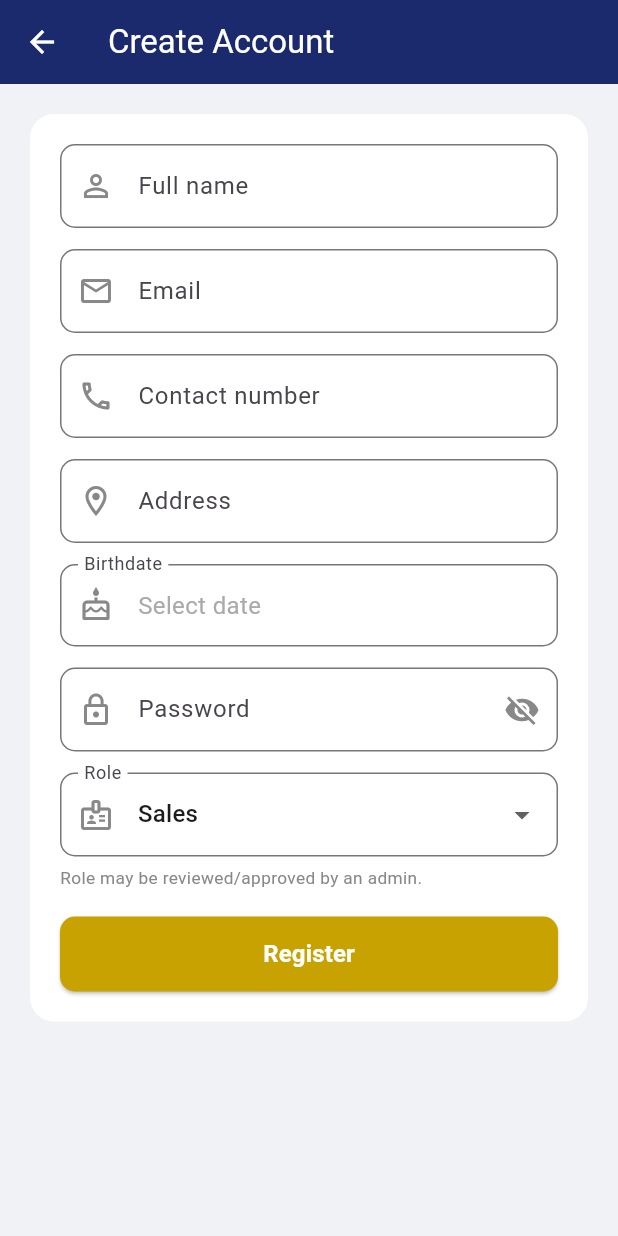
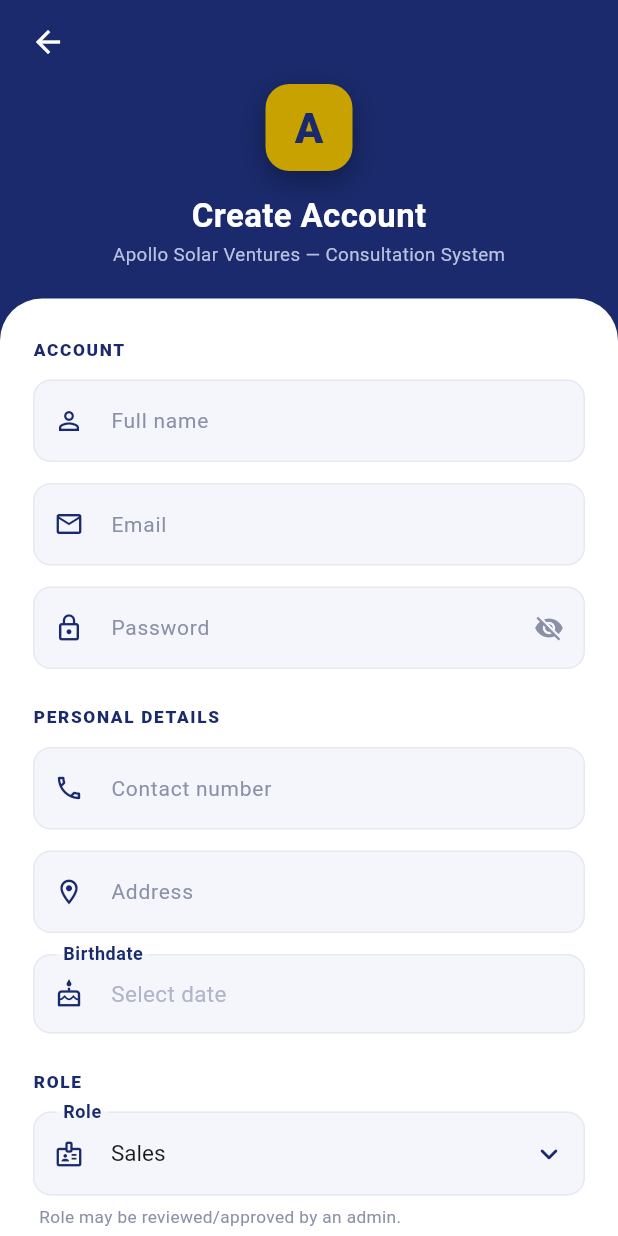
Before and after one commit to Dyle-Amby/apollo_solar_consultation_app, a Flutter app: the RegisterScreen screen opened directly, on a phone screen of 412 x 824 dp. Run offline on Flutter 3.47's test engine with Material 3 defaults, Android fonts, the phone set to English and light mode, and no system bars; our stand-ins replace file_picker, flutter_image_compress, flutter_map, geolocator, image_picker, latlong2 and 2 more.

Commit message:
feat: Add forgot password navigation and enhance registration form styling

```diff
--- a/lib/screens/auth/login.dart
+++ b/lib/screens/auth/login.dart
@@ -1,6 +1,9 @@
 import 'package:flutter/material.dart';
 import 'package:apollo_solar_consultation_app/services/auth_service.dart';
 import 'package:apollo_solar_consultation_app/screens/auth/registration.dart';
+// ⚠️ If your forgot-password file/class is named differently, fix THIS line and
+// the class name in _goForgot() below to match (e.g. ForgotPassScreen).
+import 'package:apollo_solar_consultation_app/screens/auth/forgot_pass.dart';
 import 'package:apollo_solar_consultation_app/screens/home/dashboard.dart';
 
 const _navy = Color(0xFF1A2A6C);
@@ -60,6 +63,13 @@
     );
   }
 
+  void _goForgot() {
+    Navigator.of(context).push(
+      // ⚠️ Match this class name to whatever forgot_pass.dart actually exports.
+      MaterialPageRoute(builder: (_) => const ForgotPasswordScreen()),
+    );
+  }
+
   @override
   Widget build(BuildContext context) {
     return Scaffold(
@@ -98,6 +108,19 @@
                             icon: Icon(_obscure ? Icons.visibility_off : Icons.visibility, color: _grey),
                             onPressed: () => setState(() => _obscure = !_obscure),
                           )),
+                      Align(
+                        alignment: Alignment.centerRight,
+                        child: TextButton(
+                          style: TextButton.styleFrom(
+                            padding: const EdgeInsets.symmetric(horizontal: 4),
+                            minimumSize: const Size(0, 34),
+                            tapTargetSize: MaterialTapTargetSize.shrinkWrap,
+                          ),
+                          onPressed: _busy ? null : _goForgot,
+                          child: const Text('Forgot password?',
+                              style: TextStyle(color: _navy, fontSize: 13, fontWeight: FontWeight.w600)),
+                        ),
+                      ),
                       if (_error.isNotEmpty) ...[
                         const SizedBox(height: 12),
                         Text(_error, style: const TextStyle(color: Color(0xFFC0392B), fontSize: 12.5)),
--- a/lib/screens/auth/registration.dart
+++ b/lib/screens/auth/registration.dart
@@ -3,8 +3,10 @@
 import 'package:apollo_solar_consultation_app/screens/home/dashboard.dart';
 
 const _navy = Color(0xFF1A2A6C);
+const _navySoft = Color(0xFF243580);
 const _gold = Color(0xFFC8A200);
-const _grey = Color(0xFF888888);
+const _grey = Color(0xFF8A90A6);
+const _fieldFill = Color(0xFFF4F6FB);
 
 class RegisterScreen extends StatefulWidget {
   final VoidCallback? onSuccess;
@@ -27,8 +29,7 @@
   String _error = '';
 
   // EXACT Airtable Role single-select options — sent as-is so they match the
-  // field. AuthService normalizes them to internal keys (sales/eng/hos/hoe/
-  // admin) for Session + gating.
+  // field. AuthService normalizes them to internal keys for Session + gating.
   static const _roles = [
     'Sales',
     'Engineering',
@@ -60,6 +61,12 @@
       initialDate: _birthdate ?? DateTime(now.year - 25, 1, 1),
       firstDate: DateTime(1940),
       lastDate: now,
+      builder: (ctx, child) => Theme(
+        data: Theme.of(ctx).copyWith(
+          colorScheme: const ColorScheme.light(primary: _navy, onPrimary: Colors.white),
+        ),
+        child: child!,
+      ),
     );
     if (d != null) setState(() => _birthdate = d);
   }
@@ -105,76 +112,78 @@
   @override
   Widget build(BuildContext context) {
     return Scaffold(
-      backgroundColor: const Color(0xFFF0F2F5),
-      appBar: AppBar(
       backgroundColor: _navy,
-        foregroundColor: Colors.white,
-        title: const Text('Create Account'),
-      ),
       body: SafeArea(
-        child: SingleChildScrollView(
-          padding: const EdgeInsets.all(20),
-          child: Container(
-            padding: const EdgeInsets.all(20),
-            decoration: BoxDecoration(color: Colors.white, borderRadius: BorderRadius.circular(16)),
         child: Column(
           children: [
-                _field(_name, 'Full name', Icons.person_outline),
+            _hero(),
+            Expanded(
+              child: Container(
+                width: double.infinity,
+                decoration: const BoxDecoration(
+                  color: Colors.white,
+                  borderRadius: BorderRadius.vertical(top: Radius.circular(28)),
+                ),
+                child: SingleChildScrollView(
+                  padding: const EdgeInsets.fromLTRB(22, 26, 22, 28),
+                  child: Column(
+                    crossAxisAlignment: CrossAxisAlignment.start,
+                    children: [
+                      _sectionLabel('ACCOUNT'),
+                      const SizedBox(height: 12),
+                      _input(_name, 'Full name', Icons.person_outline),
                       const SizedBox(height: 14),
-                _field(_email, 'Email', Icons.email_outlined, keyboard: TextInputType.emailAddress),
+                      _input(_email, 'Email', Icons.email_outlined,
+                          keyboard: TextInputType.emailAddress),
                       const SizedBox(height: 14),
-                _field(_contact, 'Contact number', Icons.phone_outlined, keyboard: TextInputType.phone),
+                      _input(_password, 'Password', Icons.lock_outline,
+                          obscure: _obscure,
+                          suffix: IconButton(
+                            icon: Icon(_obscure ? Icons.visibility_off : Icons.visibility,
+                                color: _grey, size: 20),
+                            onPressed: () => setState(() => _obscure = !_obscure),
+                          )),
+                      const SizedBox(height: 24),
+                      _sectionLabel('PERSONAL DETAILS'),
+                      const SizedBox(height: 12),
+                      _input(_contact, 'Contact number', Icons.phone_outlined,
+                          keyboard: TextInputType.phone),
                       const SizedBox(height: 14),
-                _field(_address, 'Address', Icons.location_on_outlined),
+                      _input(_address, 'Address', Icons.location_on_outlined),
                       const SizedBox(height: 14),
                       _dateField(),
-                const SizedBox(height: 14),
-                _field(_password, 'Password', Icons.lock_outline,
-                    obscure: _obscure,
-                    suffix: IconButton(
-                      icon: Icon(_obscure ? Icons.visibility_off : Icons.visibility, color: _grey),
-                      onPressed: () => setState(() => _obscure = !_obscure),
-                    )),
-                const SizedBox(height: 14),
-                DropdownButtonFormField<String>(
-                  value: _role,
-                  decoration: InputDecoration(
-                    labelText: 'Role',
-                    prefixIcon: const Icon(Icons.badge_outlined, color: _grey),
-                    border: OutlineInputBorder(borderRadius: BorderRadius.circular(10)),
-                  ),
-                  items: _roles
-                      .map((r) => DropdownMenuItem(value: r, child: Text(r)))
-                      .toList(),
-                  onChanged: (v) => setState(() => _role = v ?? 'Sales'),
-                ),
+                      const SizedBox(height: 24),
+                      _sectionLabel('ROLE'),
+                      const SizedBox(height: 12),
+                      _roleDropdown(),
                       const SizedBox(height: 6),
-                const Align(
-                  alignment: Alignment.centerLeft,
+                      const Padding(
+                        padding: EdgeInsets.only(left: 4),
                         child: Text('Role may be reviewed/approved by an admin.',
                             style: TextStyle(color: _grey, fontSize: 11.5)),
                       ),
                       if (_error.isNotEmpty) ...[
-                  const SizedBox(height: 12),
-                  Text(_error, style: const TextStyle(color: Color(0xFFC0392B), fontSize: 12.5)),
+                        const SizedBox(height: 16),
+                        _errorBox(),
                       ],
-                const SizedBox(height: 18),
-                SizedBox(
-                  width: double.infinity,
-                  height: 50,
-                  child: ElevatedButton(
-                    onPressed: _busy ? null : _submit,
-                    style: ElevatedButton.styleFrom(
-                      backgroundColor: _gold,
-                      foregroundColor: Colors.white,
-                      shape: RoundedRectangleBorder(borderRadius: BorderRadius.circular(10)),
+                      const SizedBox(height: 24),
+                      _registerButton(),
+                      const SizedBox(height: 14),
+                      Center(
+                        child: TextButton(
+                          onPressed: _busy ? null : () => Navigator.of(context).pop(),
+                          child: const Text.rich(
+                            TextSpan(
+                              text: 'Already have an account?  ',
+                              style: TextStyle(color: _grey, fontSize: 13.5),
+                              children: [
+                                TextSpan(
+                                  text: 'Sign in',
+                                  style: TextStyle(color: _navy, fontWeight: FontWeight.bold),
                                 ),
-                    child: _busy
-                        ? const SizedBox(
-                            width: 22,
-                            height: 22,
-                            child: CircularProgressIndicator(color: Colors.white, strokeWidth: 2.5))
-                        : const Text('Register', style: TextStyle(fontSize: 16, fontWeight: FontWeight.bold)),
+                              ],
+                            ),
+                          ),
                         ),
                       ),
                     ],
@@ -182,41 +191,161 @@
                 ),
               ),
             ),
-    );
-  }
-
-  Widget _dateField() {
-    final text = _birthdate == null ? '' : _fmtBirthdate();
-    return InkWell(
-      onTap: _pickBirthdate,
-      child: InputDecorator(
-        decoration: InputDecoration(
-          labelText: 'Birthdate',
-          prefixIcon: const Icon(Icons.cake_outlined, color: _grey),
-          border: OutlineInputBorder(borderRadius: BorderRadius.circular(10)),
-        ),
-        child: Text(
-          text.isEmpty ? 'Select date' : text,
-          style: TextStyle(
-            fontSize: 16,
-            color: text.isEmpty ? const Color(0xFFAAAAAA) : Colors.black87,
-          ),
+          ],
         ),
       ),
     );
   }
 
-  Widget _field(TextEditingController c, String label, IconData icon,
+  // ── Hero header ──
+  Widget _hero() {
+    return Padding(
+      padding: const EdgeInsets.fromLTRB(8, 4, 8, 20),
+      child: Column(
+        children: [
+          Align(
+            alignment: Alignment.centerLeft,
+            child: IconButton(
+              icon: const Icon(Icons.arrow_back, color: Colors.white),
+              onPressed: () => Navigator.of(context).maybePop(),
+            ),
+          ),
+          const SizedBox(height: 4),
+          Container(
+            width: 58,
+            height: 58,
+            decoration: BoxDecoration(
+              color: _gold,
+              borderRadius: BorderRadius.circular(16),
+              boxShadow: const [BoxShadow(color: Color(0x55000000), blurRadius: 16, offset: Offset(0, 6))],
+            ),
+            alignment: Alignment.center,
+            child: const Text('A',
+                style: TextStyle(color: _navy, fontSize: 28, fontWeight: FontWeight.w900)),
+          ),
+          const SizedBox(height: 14),
+          const Text('Create Account',
+              style: TextStyle(color: Colors.white, fontSize: 22, fontWeight: FontWeight.bold)),
+          const SizedBox(height: 2),
+          const Text('Apollo Solar Ventures — Consultation System',
+              style: TextStyle(color: Color(0xFFB9C0E0), fontSize: 12.5)),
+        ],
+      ),
+    );
+  }
+
+  Widget _sectionLabel(String t) => Text(
+        t,
+        style: const TextStyle(
+            color: _navy, fontSize: 11.5, fontWeight: FontWeight.w800, letterSpacing: 1.1),
+      );
+
+  // ── Inputs ──
+  Widget _input(TextEditingController c, String label, IconData icon,
       {bool obscure = false, TextInputType keyboard = TextInputType.text, Widget? suffix}) {
     return TextField(
       controller: c,
       obscureText: obscure,
       keyboardType: keyboard,
-      decoration: InputDecoration(
+      style: const TextStyle(fontSize: 15),
+      decoration: _decoration(label, icon, suffix: suffix),
+    );
+  }
+
+  Widget _dateField() {
+    final has = _birthdate != null;
+    return InkWell(
+      onTap: _pickBirthdate,
+      borderRadius: BorderRadius.circular(12),
+      child: InputDecorator(
+        decoration: _decoration('Birthdate', Icons.cake_outlined),
+        child: Text(
+          has ? _fmtBirthdate() : 'Select date',
+          style: TextStyle(fontSize: 15, color: has ? const Color(0xFF1A1A1A) : const Color(0xFFB0B5C8)),
+        ),
+      ),
+    );
+  }
+
+  Widget _roleDropdown() {
+    return DropdownButtonFormField<String>(
+      value: _role,
+      icon: const Icon(Icons.keyboard_arrow_down_rounded, color: _navy),
+      decoration: _decoration('Role', Icons.badge_outlined),
+      borderRadius: BorderRadius.circular(12),
+      style: const TextStyle(fontSize: 15, color: Color(0xFF1A1A1A)),
+      items: _roles.map((r) => DropdownMenuItem(value: r, child: Text(r))).toList(),
+      onChanged: (v) => setState(() => _role = v ?? 'Sales'),
+    );
+  }
+
+  InputDecoration _decoration(String label, IconData icon, {Widget? suffix}) {
+    return InputDecoration(
       labelText: label,
-        prefixIcon: Icon(icon, color: _grey),
+      labelStyle: const TextStyle(color: _grey, fontSize: 14),
+      floatingLabelStyle: const TextStyle(color: _navy, fontWeight: FontWeight.w600),
+      prefixIcon: Icon(icon, color: _navy, size: 20),
       suffixIcon: suffix,
-        border: OutlineInputBorder(borderRadius: BorderRadius.circular(10)),
+      filled: true,
+      fillColor: _fieldFill,
+      contentPadding: const EdgeInsets.symmetric(horizontal: 16, vertical: 16),
+      border: OutlineInputBorder(
+        borderRadius: BorderRadius.circular(12),
+        borderSide: BorderSide.none,
+      ),
+      enabledBorder: OutlineInputBorder(
+        borderRadius: BorderRadius.circular(12),
+        borderSide: const BorderSide(color: Color(0xFFE6E9F2)),
+      ),
+      focusedBorder: OutlineInputBorder(
+        borderRadius: BorderRadius.circular(12),
+        borderSide: const BorderSide(color: _navy, width: 1.6),
+      ),
+    );
+  }
+
+  Widget _errorBox() {
+    return Container(
+      width: double.infinity,
+      padding: const EdgeInsets.all(12),
+      decoration: BoxDecoration(
+        color: const Color(0xFFFDEDED),
+        borderRadius: BorderRadius.circular(10),
+        border: Border.all(color: const Color(0xFFF3C6C6)),
+      ),
+      child: Row(
+        crossAxisAlignment: CrossAxisAlignment.start,
+        children: [
+          const Icon(Icons.error_outline, color: Color(0xFFC0392B), size: 18),
+          const SizedBox(width: 8),
+          Expanded(
+            child: Text(_error,
+                style: const TextStyle(color: Color(0xFFC0392B), fontSize: 12.8, height: 1.35)),
+          ),
+        ],
+      ),
+    );
+  }
+
+  Widget _registerButton() {
+    return SizedBox(
+      width: double.infinity,
+      height: 52,
+      child: ElevatedButton(
+        onPressed: _busy ? null : _submit,
+        style: ElevatedButton.styleFrom(
+          backgroundColor: _gold,
+          foregroundColor: Colors.white,
+          elevation: 2,
+          shadowColor: _gold.withOpacity(0.4),
+          shape: RoundedRectangleBorder(borderRadius: BorderRadius.circular(12)),
+        ),
+        child: _busy
+            ? const SizedBox(
+                width: 22, height: 22,
+                child: CircularProgressIndicator(color: Colors.white, strokeWidth: 2.5))
+            : const Text('Create Account',
+                style: TextStyle(fontSize: 16, fontWeight: FontWeight.bold)),
       ),
     );
   }
```
Lines whose indentation alone changed are shown as unchanged.
